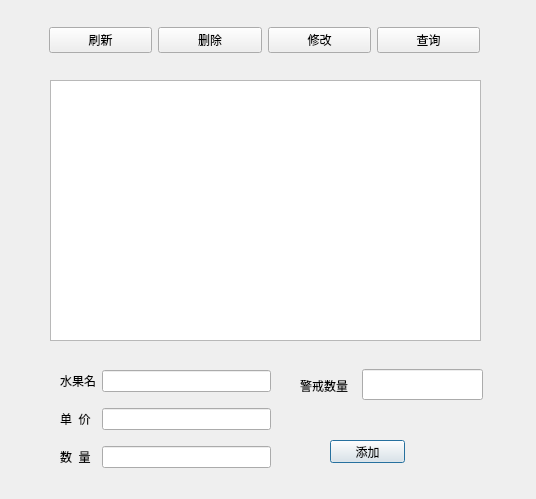
Above: FruitManager/dialogwarehouse.ui from database-class-assistants/c-sFruitManager before the change. Below: the same form after it.
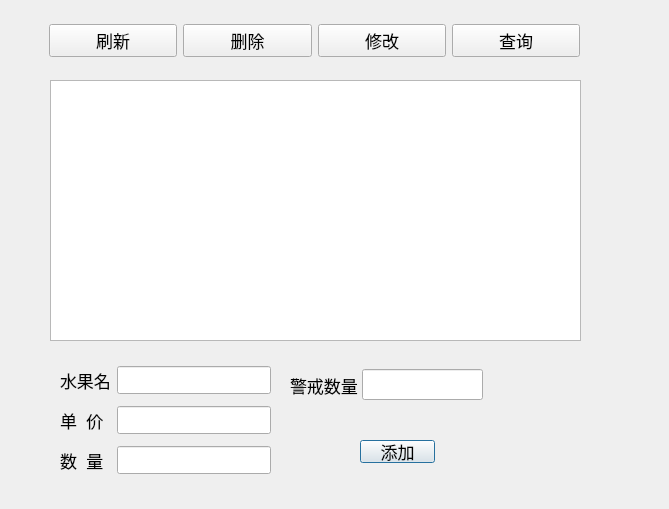
That is the form after the change.

What changed in the file:
```diff
--- a/FruitManager/dialogwarehouse.ui
+++ b/FruitManager/dialogwarehouse.ui
@@ -6,8 +6,8 @@
    <rect>
     <x>0</x>
     <y>0</y>
-    <width>536</width>
-    <height>499</height>
+    <width>669</width>
+    <height>509</height>
    </rect>
   </property>
   <property name="windowTitle">
@@ -18,10 +18,15 @@
     <rect>
      <x>50</x>
      <y>80</y>
-     <width>431</width>
+     <width>531</width>
      <height>261</height>
     </rect>
    </property>
+   <property name="font">
+    <font>
+     <pointsize>13</pointsize>
+    </font>
+   </property>
   </widget>
   <widget class="QWidget" name="gridLayoutWidget">
    <property name="geometry">
@@ -35,6 +40,11 @@
    <layout class="QGridLayout" name="gridLayout">
     <item row="2" column="1">
      <widget class="QLineEdit" name="le_num">
+      <property name="font">
+       <font>
+        <pointsize>13</pointsize>
+       </font>
+      </property>
       <property name="text">
        <string/>
       </property>
@@ -42,6 +52,11 @@
     </item>
     <item row="1" column="0">
      <widget class="QLabel" name="lb_price">
+      <property name="font">
+       <font>
+        <pointsize>13</pointsize>
+       </font>
+      </property>
       <property name="text">
        <string>单  价</string>
       </property>
@@ -49,6 +64,11 @@
     </item>
     <item row="0" column="1">
      <widget class="QLineEdit" name="le_name">
+      <property name="font">
+       <font>
+        <pointsize>13</pointsize>
+       </font>
+      </property>
       <property name="text">
        <string/>
       </property>
@@ -56,6 +76,11 @@
     </item>
     <item row="1" column="1">
      <widget class="QLineEdit" name="le_price">
+      <property name="font">
+       <font>
+        <pointsize>13</pointsize>
+       </font>
+      </property>
       <property name="text">
        <string/>
       </property>
@@ -63,6 +88,11 @@
     </item>
     <item row="0" column="0">
      <widget class="QLabel" name="lb_name">
+      <property name="font">
+       <font>
+        <pointsize>13</pointsize>
+       </font>
+      </property>
       <property name="text">
        <string>水果名</string>
       </property>
@@ -70,6 +100,11 @@
     </item>
     <item row="2" column="0">
      <widget class="QLabel" name="lb_num">
+      <property name="font">
+       <font>
+        <pointsize>13</pointsize>
+       </font>
+      </property>
       <property name="text">
        <string>数  量</string>
       </property>
@@ -86,12 +121,17 @@
   <widget class="QPushButton" name="bit_add">
    <property name="geometry">
     <rect>
-     <x>330</x>
+     <x>360</x>
      <y>440</y>
      <width>75</width>
      <height>23</height>
     </rect>
    </property>
+   <property name="font">
+    <font>
+     <pointsize>13</pointsize>
+    </font>
+   </property>
    <property name="text">
     <string>添加</string>
    </property>
@@ -101,13 +141,18 @@
     <rect>
      <x>49</x>
      <y>20</y>
-     <width>431</width>
+     <width>531</width>
      <height>41</height>
     </rect>
    </property>
    <layout class="QHBoxLayout" name="horizontalLayout">
     <item>
      <widget class="QPushButton" name="btn_flush">
+      <property name="font">
+       <font>
+        <pointsize>13</pointsize>
+       </font>
+      </property>
       <property name="text">
        <string>刷新</string>
       </property>
@@ -115,6 +160,11 @@
     </item>
     <item>
      <widget class="QPushButton" name="btn_del">
+      <property name="font">
+       <font>
+        <pointsize>13</pointsize>
+       </font>
+      </property>
       <property name="text">
        <string>删除</string>
       </property>
@@ -122,6 +172,11 @@
     </item>
     <item>
      <widget class="QPushButton" name="btn_update">
+      <property name="font">
+       <font>
+        <pointsize>13</pointsize>
+       </font>
+      </property>
       <property name="text">
        <string>修改</string>
       </property>
@@ -129,6 +184,11 @@
     </item>
     <item>
      <widget class="QPushButton" name="btn_select">
+      <property name="font">
+       <font>
+        <pointsize>13</pointsize>
+       </font>
+      </property>
       <property name="text">
        <string>查询</string>
       </property>
@@ -139,12 +199,17 @@
   <widget class="QLabel" name="label">
    <property name="geometry">
     <rect>
-     <x>300</x>
-     <y>380</y>
-     <width>54</width>
-     <height>12</height>
+     <x>290</x>
+     <y>375</y>
+     <width>70</width>
+     <height>20</height>
     </rect>
    </property>
+   <property name="font">
+    <font>
+     <pointsize>13</pointsize>
+    </font>
+   </property>
    <property name="text">
     <string>警戒数量</string>
    </property>
```
Left out of the diff: 5 changed lines with no effect on the pictures.
